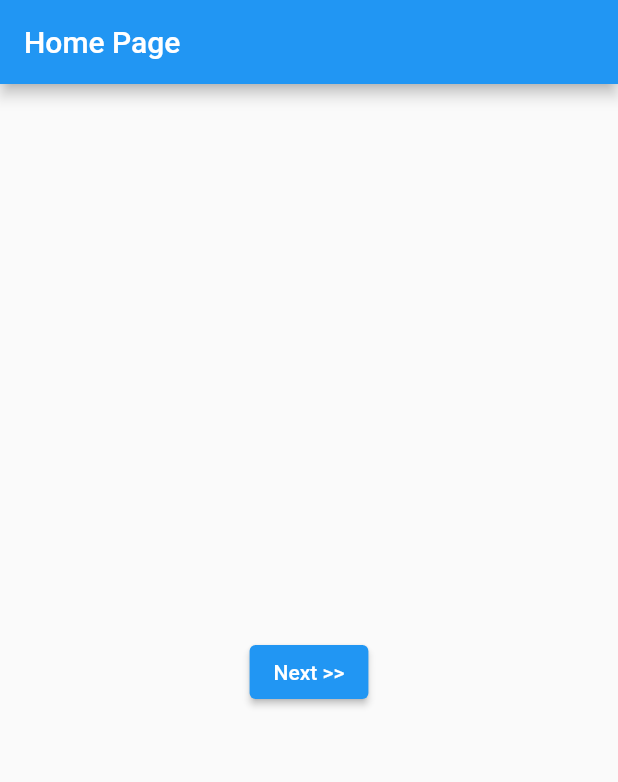
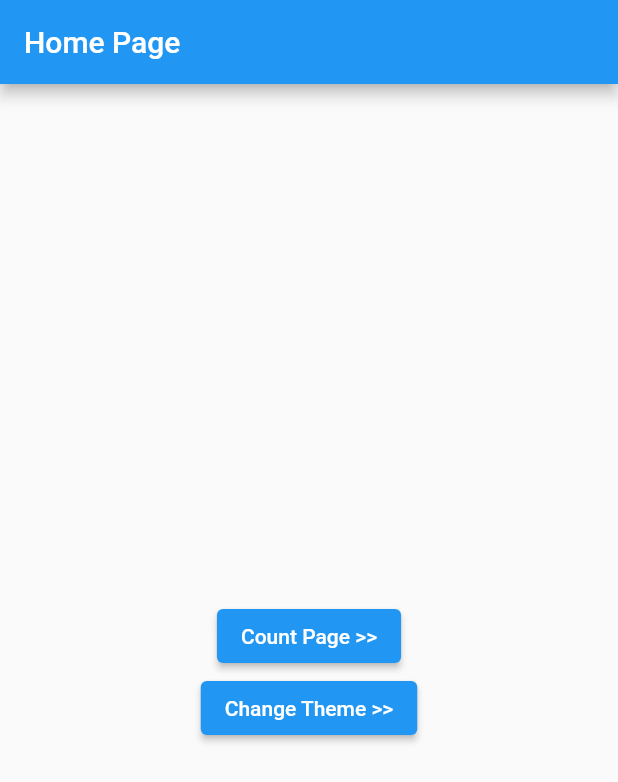
Before and after one commit to angular403/belajar_getx_flutter, a Flutter app: the screen it shows after launch, on a phone screen of 412 x 824 dp. Shown: the top 782 px of the screen. Run offline on Flutter 3.47's test engine with Material 2 defaults, Android fonts, the light colour scheme and no system bars; our stand-ins replace get.

Commit message:
belajar bindings dan belajar theme

```diff
--- /dev/null
+++ b/lib/bindings/countB.dart
@@ -0,0 +1,9 @@
+import 'package:belajar_getx/controllers/countC.dart';
+import 'package:get/get.dart';
+class CountB implements Bindings{
+  @override
+  void dependencies() {
+         Get.put(CountC());
+  }
+
+}
--- a/lib/main.dart
+++ b/lib/main.dart
@@ -1,10 +1,14 @@
 // import 'package:belajar_getx/latihan/latihan_dialog.dart';
 // import 'package:belajar_getx/latihan/latihan_bottomsheet.dart';
 // import 'package:belajar_getx/latihan/latihan_depedency.dart';
+// import 'package:belajar_getx/controllers/countC.dart';
+// import 'package:belajar_getx/pages/home/count.dart';
 import 'package:belajar_getx/pages/home/home.dart';
+import 'package:belajar_getx/routes/app_page.dart';
 // import 'package:belajar_getx/latihan/latihan_snackbar.dart';
 import 'package:flutter/material.dart';
 import 'package:get/get.dart';
+
 void main() {
   runApp(MyApp());
 }
@@ -15,8 +19,10 @@ class MyApp extends StatelessWidget {
   @override
   Widget build(BuildContext context) {
     return GetMaterialApp(
+      theme: ThemeData.light(),
       debugShowCheckedModeBanner: false,
       home: HomePage(),
+      getPages: AppPages.pages,
     );
   }
 }
--- a/lib/pages/home/home.dart
+++ b/lib/pages/home/home.dart
@@ -1,11 +1,13 @@
-import 'package:belajar_getx/latihan/latihan_depedency.dart';
+// import 'package:belajar_getx/latihan/latihan_depedency.dart';
 // import 'package:belajar_getx/pages/shop/shop.dart';
+import 'package:belajar_getx/controllers/countC.dart';
+// import 'package:belajar_getx/pages/home/count.dart';
+import 'package:belajar_getx/routes/route_name.dart';
 import 'package:flutter/material.dart';
 import 'package:get/get.dart';
 
 class HomePage extends StatelessWidget {
-  const HomePage({Key? key}) : super(key: key);
-
+  final c = Get.put(CountC());
   @override
   Widget build(BuildContext context) {
     return Scaffold(
@@ -18,10 +20,12 @@ class HomePage extends StatelessWidget {
           children: [
             Text(""),
             ElevatedButton(
-              onPressed: () {
-                Get.to(() => CountPage());
-              },
-              child: Text("Next >>"),
+              onPressed: () => Get.toNamed(RouteName.count),
+              child: Text("Count Page >>"),
+            ),
+            ElevatedButton(
+              onPressed: () => Get.toNamed(RouteName.theme),
+              child: Text("Change Theme >>"),
             ),
           ],
         ),
--- /dev/null
+++ b/lib/routes/app_page.dart
@@ -0,0 +1,20 @@
+import 'package:belajar_getx/bindings/countB.dart';
+import 'package:belajar_getx/controllers/countC.dart';
+import 'package:belajar_getx/pages/home/count.dart';
+import 'package:belajar_getx/pages/home/home.dart';
+import 'package:belajar_getx/routes/route_name.dart';
+import 'package:belajar_getx/theme/change_them.dart';
+import 'package:get/get.dart';
+
+class AppPages {
+  static final pages = [
+    GetPage(name: RouteName.home, page: () => HomePage()),
+    GetPage(
+      name: RouteName.count,
+      page: () => CountPage(),
+      // ignore: top_level_function_literal_block
+      binding: CountB(),
+    ),
+    GetPage(name: RouteName.theme, page:()=> ChangeTheme()),
+  ];
+}
--- /dev/null
+++ b/lib/routes/route_name.dart
@@ -0,0 +1,5 @@
+class RouteName {
+  static const home = '/';
+  static const count = '/count';
+  static const theme = '/theme';
+}
```
Also changed, not shown: lib/latihan/latihan_depedency.dart (deleted, +0 -92 lines), lib/pages/count.dart (deleted, +0 -14 lines), lib/pages/home/count.dart (added, +35 -0 lines), lib/theme/change_them.dart (added, +28 -0 lines), lib/pages/test.dart (deleted).
